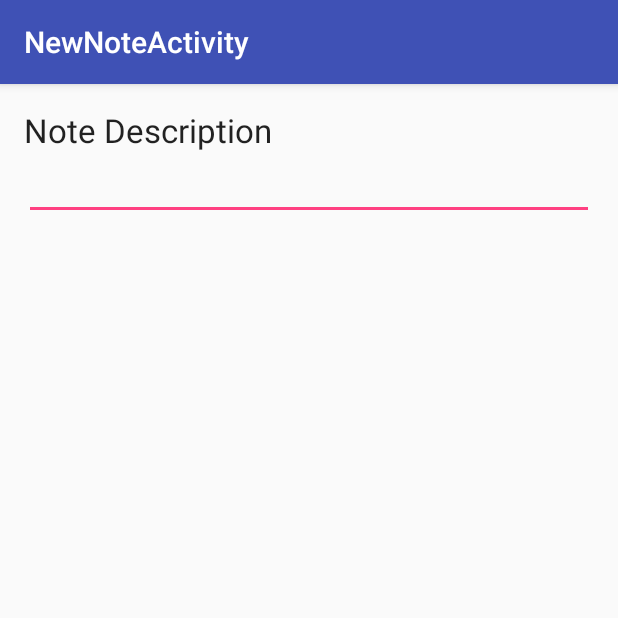
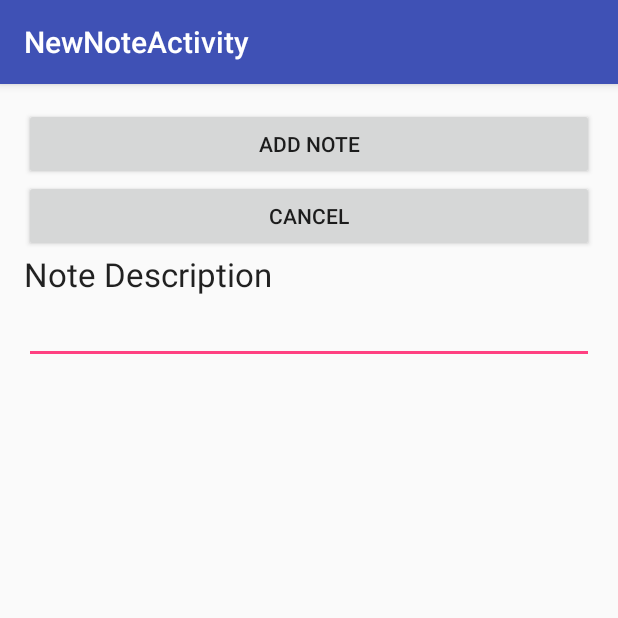
Before and after one commit to Pridexs/Roomie, an Android app: the NewNoteActivity screen opened directly, with no data from a screen before it, on a phone screen of 412 x 824 dp, the top half of it. Run offline under Robolectric (Android 15) with nearby library versions, the phone set to English and light mode, and no system bars; our stand-ins replace Volley; network calls fail.

Commit message:
Create note now working

```diff
--- a/app/src/main/java/pridexs/roomie/LoginActivity.java
+++ b/app/src/main/java/pridexs/roomie/LoginActivity.java
@@ -69,8 +69,7 @@ public class LoginActivity extends Activity {
             @Override
             public boolean onEditorAction(TextView textView, int id, KeyEvent keyEvent) {
                 if (id == R.id.login || id == EditorInfo.IME_NULL) {
-                    if (AppController.getInstance().isNetworkAvailable())
-                    {
+                    if (AppController.getInstance().isNetworkAvailable()) {
                         attemptLogin();
                     } else {
                         Toast.makeText(getApplicationContext(), "No Network Connection.", Toast.LENGTH_LONG).show();
--- a/app/src/main/res/layout/content_new_note.xml
+++ b/app/src/main/res/layout/content_new_note.xml
@@ -9,8 +9,35 @@
     app:layout_behavior="@string/appbar_scrolling_view_behavior"
     tools:showIn="@layout/activity_new_note" tools:context="pridexs.roomie.NewNoteActivity">
 
+    <Button
+        android:layout_width="fill_parent"
+        android:layout_height="wrap_content"
+        android:text="@string/add_note"
+        android:id="@+id/new_note_add"
+        android:layout_alignParentStart="true" />
+
+    <Button
+        android:layout_width="match_parent"
+        android:layout_height="wrap_content"
+        android:text="@string/action_cancel"
+        android:id="@+id/new_note_cancel"
+        android:layout_below="@+id/new_note_add" />
+
+
+    <ScrollView
+        android:layout_width="fill_parent"
+        android:layout_height="fill_parent"
+        android:id="@+id/scrollView_new_note"
+        android:layout_alignParentStart="true"
+        android:layout_below="@id/new_note_cancel">
+
+        <RelativeLayout
+            android:orientation="vertical"
+            android:layout_width="fill_parent"
+            android:layout_height="fill_parent">
+
             <TextView
-        android:layout_width="wrap_content"
+                android:layout_width="fill_parent"
                 android:layout_height="wrap_content"
                 android:textAppearance="?android:attr/textAppearanceLarge"
                 android:text="@string/note_description"
@@ -19,12 +46,15 @@
                 android:layout_alignParentStart="true" />
 
             <EditText
-        android:layout_width="wrap_content"
-        android:layout_height="wrap_content"
+                android:layout_width="fill_parent"
+                android:layout_height="fill_parent"
                 android:inputType="textMultiLine"
+                android:maxLength="500"
                 android:ems="10"
                 android:id="@+id/note_description_text"
-        android:layout_below="@+id/note_textView"
-        android:layout_alignParentStart="true"
-        android:layout_alignParentEnd="true" />
+                android:layout_below="@+id/note_textView" />
+
         </RelativeLayout>
+    </ScrollView>
+
+</RelativeLayout>
```
Also changed, not shown: app/src/main/java/pridexs/roomie/DBManager.java (+14 -2 lines), app/src/main/java/pridexs/roomie/HomeActivity.java (+7 -4 lines), app/src/main/java/pridexs/roomie/NewNoteActivity.java (+123 -0 lines), app/src/main/java/pridexs/roomie/NotesFragment.java (+7 -8 lines). Lines whose indentation alone changed are shown as unchanged.
